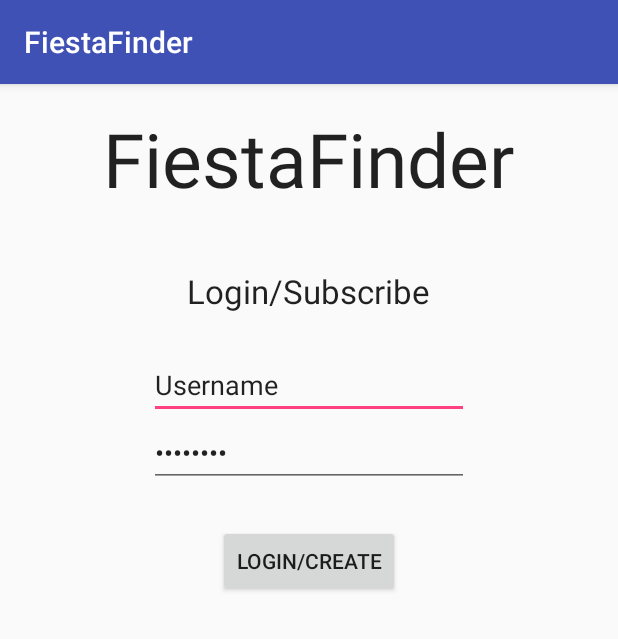
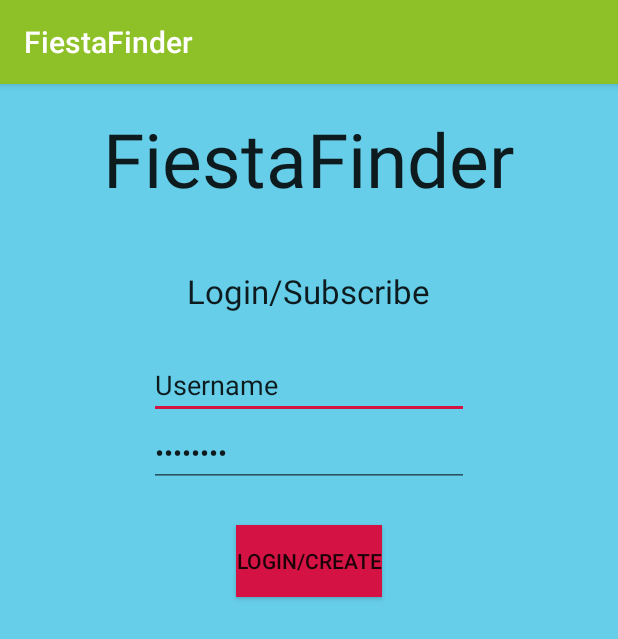
Before and after one commit to Ralven/FiestaFinder, an Android app: the screen it shows after launch (LoginScreen), on a phone screen of 412 x 824 dp. Shown: the top 639 px of the screen. Run offline under Robolectric (Android 15) with nearby library versions, the phone set to English and light mode, and no system bars; our stand-ins replace Volley.

Commit message:
basic layout for fragment activity

```diff
--- a/app/src/main/res/layout/activity_login.xml
+++ b/app/src/main/res/layout/activity_login.xml
@@ -7,6 +7,7 @@
     android:paddingLeft="@dimen/activity_horizontal_margin"
     android:paddingRight="@dimen/activity_horizontal_margin"
     android:paddingTop="@dimen/activity_vertical_margin"
+    android:background="@color/backgroundColor"
     tools:context=".LoginScreen">
 
     <TextView
@@ -56,6 +57,7 @@
         android:id="@+id/login_button"
         android:layout_marginTop="25dp"
         android:layout_below="@+id/password_input"
-        android:layout_centerHorizontal="true" />
+        android:layout_centerHorizontal="true"
+        android:background="@color/colorAccent" />
 
 </RelativeLayout>
--- a/app/src/main/res/layout/fragment_place.xml
+++ b/app/src/main/res/layout/fragment_place.xml
@@ -2,7 +2,8 @@
     xmlns:tools="http://schemas.android.com/tools"
     android:layout_width="match_parent"
     android:layout_height="match_parent"
-    tools:context="groupfiesta.fiestafinder.PlaceFragment">
+    tools:context="groupfiesta.fiestafinder.PlaceFragment"
+    android:background="@color/backgroundColor">
 
     <EditText
         android:layout_width="wrap_content"
@@ -18,7 +19,8 @@
         android:text="Post "
         android:id="@+id/button"
         android:layout_alignParentBottom="true"
-        android:layout_alignParentEnd="true" />
+        android:layout_alignParentEnd="true"
+        android:background="@color/colorAccent" />
 
     <TextView
         android:layout_width="wrap_content"
--- a/app/src/main/res/values/colors.xml
+++ b/app/src/main/res/values/colors.xml
@@ -1,6 +1,7 @@
 <?xml version="1.0" encoding="utf-8"?>
 <resources>
-    <color name="colorPrimary">#3F51B5</color>
-    <color name="colorPrimaryDark">#303F9F</color>
-    <color name="colorAccent">#FF4081</color>
+    <color name="colorPrimary">#8ec127</color>
+    <color name="colorPrimaryDark">#f47835</color>
+    <color name="colorAccent">#d41243</color>
+    <color name="backgroundColor">#66CEE9</color>
 </resources>
```
